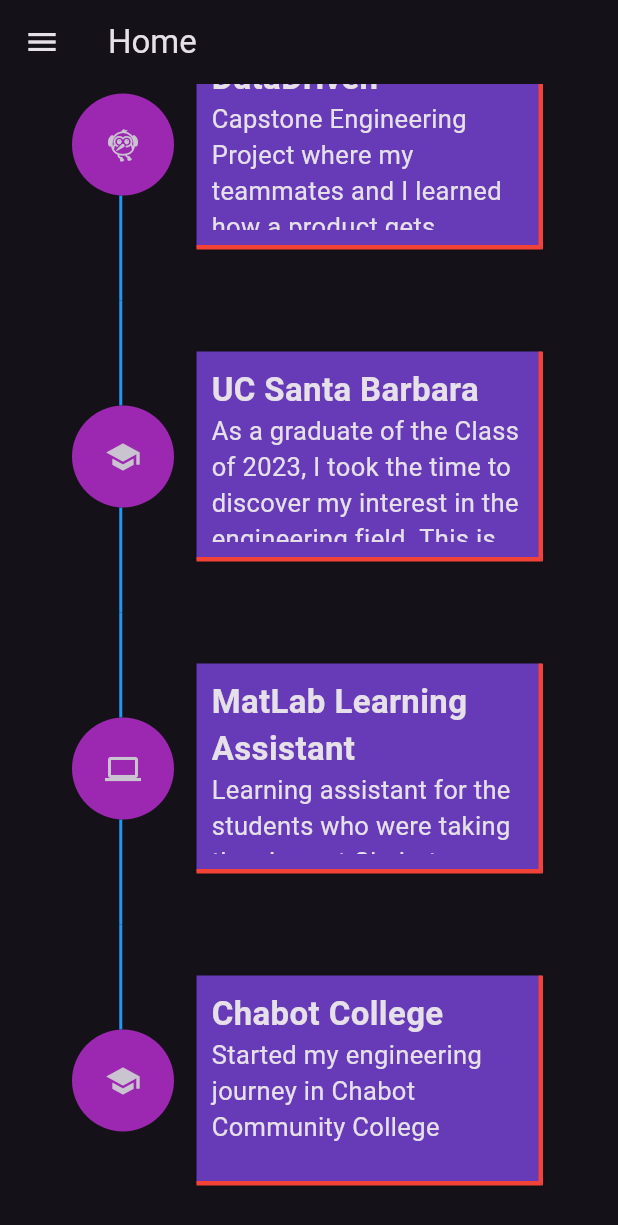
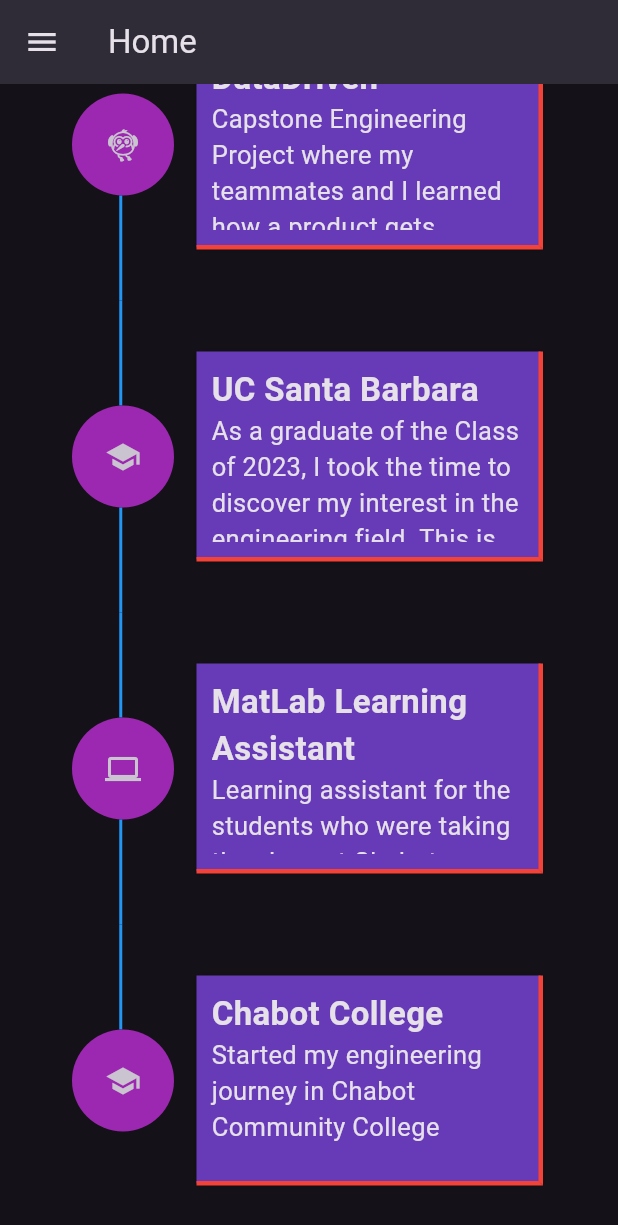
Before and after one commit to bryanoli/bryan_flutweb, a Flutter app: the screen it shows after launch, scrolled down 1383 dp, on a phone screen of 412 x 824 dp. Shown: the top 1225 px of the screen. Run offline on Flutter 3.47's test engine with Material 2 defaults, Android fonts, the phone set to English and light mode, and no system bars; our stand-ins replace carousel_slider, simple_icons, timeline_tile.

Commit message:
Fix drawer for mobile and desktop

```diff
--- a/bryan_flutweb/lib/home.dart
+++ b/bryan_flutweb/lib/home.dart
@@ -16,60 +16,93 @@
   State<MyHomePage> createState() => _MyHomePageState();
 }
 
-class _MyHomePageState extends State<MyHomePage> {
+class _MyHomePageState extends State<MyHomePage>{
+  final ScrollController _scrollController = ScrollController();
+  static const List<String> _sectionTitles = [
+    "Home",
+    'Projects',
+    'TimeLine',
+  ];
+  bool mobile = false;
 
-  List<Widget>navItems = [
+
+  @override
+  Widget build(BuildContext context) {
+
+    var device = MediaQuery.of(context);
+    var screenSize = device.size;
+    mobile = screenSize.width > 700 ? false : true;
+
+    Map<String, double> sectionOffsets = {
+      'Home': 0.0,
+      'Projects': MediaQuery.of(context).size.height / 1.5,
+      'TimeLine': MediaQuery.of(context).size.height * 2 / 1.5,
+    };
+
+
+
+return Scaffold(
+  drawer: mobile ? Drawer(
+    child: ListView(
+      padding: EdgeInsets.zero,
+      children: <Widget>[
+        const DrawerHeader(
+          child: Text('Menu',
+            style: TextStyle(color: Colors.white, fontSize: 25),
+          ),
+        ),
+        for (final sectionTitle in _sectionTitles)
+          ListTile(
+            title: Text(sectionTitle),
+            onTap: () {
+              // Scroll to the corresponding section
+              _scrollController.animateTo(
+                sectionOffsets[sectionTitle]!,
+                duration: const Duration(milliseconds: 500),
+                curve: Curves.easeInOut,
+              );
+              // Close the drawer
+              Navigator.pop(context);
+            },
+          ),
+      ],
+    ),
+  ): null,
+      body: CustomScrollView(
+        controller: _scrollController,
+        slivers: [
+          SliverAppBar(
+            floating: false,
+            pinned: true,
+            snap: false,
+            title: const Text('Home'),
+            actions: mobile ? null : [
+              for (final sectionTitle in _sectionTitles)
                 ElevatedButton(
-      onPressed: ()=>{},
-      child: const Text("Projects",
-        style: TextStyle(
+                  onPressed: ()=>{_scrollController.animateTo(
+                    sectionOffsets[sectionTitle]!,
+                    duration: const Duration(milliseconds: 200),
+                    curve: Curves.easeInOut
+                  )},
+                  child: Text(sectionTitle,
+                    style: const TextStyle(
                       fontSize: 20,
                       fontWeight: FontWeight.bold
                     ),
                   ),
+                )
+              ],
             ),
-    ElevatedButton(
-      onPressed: ()=>{
-      },
-      child: const Text("Timeline",
-        style: TextStyle(
-          fontSize: 20,
-          fontWeight: FontWeight.bold
-        ),
-      ),
-    ),
-  ];
-
-
-  bool mobile = false;
-  @override
-  Widget build(BuildContext context) {
-    final PageController controller = PageController();
-    var device = MediaQuery.of(context);
-    var screenSize = device.size;
-    mobile = screenSize.width > 700 ? false : true;
-
-    return Scaffold(
-      appBar: AppBar(
-        title: Text(widget.title),
-        actions:mobile ? null: navItems,
-      ),
-      drawer: mobile ? NavDrawer() : null,
-      body: PageView(
-        controller: controller,
-          children:const [
-            CustomScrollView(
-              slivers: [
-                SliverToBoxAdapter(
+          const SliverToBoxAdapter(
             child: AboutWidget(),
           ),
-                SliverToBoxAdapter(
+          const SliverToBoxAdapter(
             child: TitleWidget(title: 'Projects',),
           ),
-                SliverToBoxAdapter(
+          const SliverToBoxAdapter(
             child: ProjectPage(),
           ),
-                SliverToBoxAdapter(
+          const SliverToBoxAdapter(
             child: Divider(
               height: 20,
               thickness: 5,
@@ -78,12 +111,10 @@
               color: Colors.white,
             ),
           ),
-                SliverToBoxAdapter(
+          const SliverToBoxAdapter(
             child: TitleWidget(title: 'Timeline',),
           ),
-                TimeLineWidget(),
-              ],
-            ),
+          const TimeLineWidget(),
         ],
       ),
     );
--- a/bryan_flutweb/lib/widgets/aboutwidget.dart
+++ b/bryan_flutweb/lib/widgets/aboutwidget.dart
@@ -1,3 +1,4 @@
+import 'package:bryan_flutweb/widgets/resume.dart';
 import 'package:flutter/material.dart';
 import 'package:bryan_flutweb/widgets/menunav.dart';
 import 'package:simple_icons/simple_icons.dart';
@@ -80,7 +81,6 @@
             label: const Text('Resume'),
             backgroundColor: Colors.pink,
           ),
-
         ],
       ),
     );
```
Also changed, not shown: bryan_flutweb/lib/widgets/menunav.dart (+47 -36 lines), bryan_flutweb/lib/widgets/resume.dart (+0 -13 lines), bryan_flutweb/assets/images/Bryan_Olivares_Resume_1.jpg, 1 other file. Lines whose indentation alone changed are shown as unchanged.
